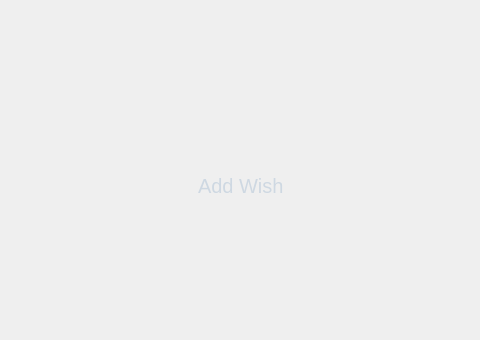
Qt form src/wish.ui (elvisxiaozhi/True-Wish) before a commit; both pictures show x 176 to 656 and y 0 to 340 of the 834 by 444 pixel window.
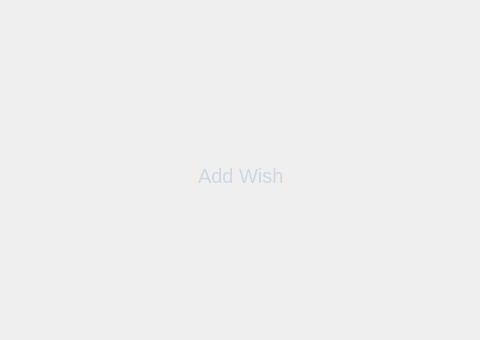
The same form after that commit.

Commit message: remove connectWishList function

Diff of the .ui file:
```diff
--- a/src/wish.ui
+++ b/src/wish.ui
@@ -88,6 +88,22 @@
      </item>
     </layout>
    </item>
+   <item>
+    <spacer name="verticalSpacer">
+     <property name="orientation">
+      <enum>Qt::Vertical</enum>
+     </property>
+     <property name="sizeType">
+      <enum>QSizePolicy::Fixed</enum>
+     </property>
+     <property name="sizeHint" stdset="0">
+      <size>
+       <width>20</width>
+       <height>20</height>
+      </size>
+     </property>
+    </spacer>
+   </item>
    <item>
     <layout class="QHBoxLayout" name="horizontalLayout">
      <item>
```
Left out of the diff: 2 changed lines with no effect on the pictures. The commit also changes 2 other files.
